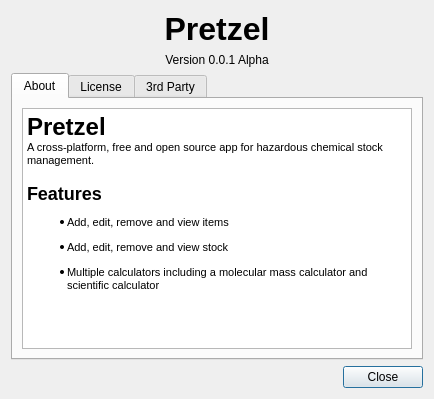
Above: src/Pretzel/ui/dialogs/aboutdialog/aboutdialog.ui from iwoithe/Pretzel before the change. Below: the same form after it.
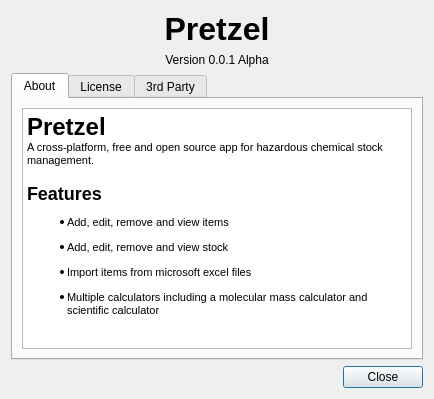
That is the form after the change.

Commit message: Update the about dialog

```diff
--- a/src/Pretzel/ui/dialogs/aboutdialog/aboutdialog.ui
+++ b/src/Pretzel/ui/dialogs/aboutdialog/aboutdialog.ui
@@ -81,6 +81,7 @@
 &lt;h2 style=&quot; margin-top:16px; margin-bottom:12px; margin-left:0px; margin-right:0px; -qt-block-indent:0; text-indent:0px;&quot;&gt;&lt;span style=&quot; font-size:8pt; font-weight:600;&quot;&gt;Features&lt;/span&gt;&lt;/h2&gt;
 &lt;ul style=&quot;margin-top: 0px; margin-bottom: 0px; margin-left: 0px; margin-right: 0px; -qt-list-indent: 1;&quot;&gt;&lt;li style=&quot; font-size:8pt;&quot; style=&quot; margin-top:12px; margin-bottom:12px; margin-left:0px; margin-right:0px; -qt-block-indent:0; text-indent:0px;&quot;&gt;Add, edit, remove and view items&lt;/li&gt;
 &lt;li style=&quot; font-size:8pt;&quot; style=&quot; margin-top:12px; margin-bottom:12px; margin-left:0px; margin-right:0px; -qt-block-indent:0; text-indent:0px;&quot;&gt;Add, edit, remove and view stock&lt;/li&gt;
+&lt;li style=&quot; font-size:8pt;&quot; style=&quot; margin-top:12px; margin-bottom:12px; margin-left:0px; margin-right:0px; -qt-block-indent:0; text-indent:0px;&quot;&gt;Import items from microsoft excel files&lt;/li&gt;
 &lt;li style=&quot; font-size:8pt;&quot; style=&quot; margin-top:12px; margin-bottom:12px; margin-left:0px; margin-right:0px; -qt-block-indent:0; text-indent:0px;&quot;&gt;Multiple calculators including a molecular mass calculator and scientific calculator&lt;/li&gt;&lt;/ul&gt;
 &lt;p style=&quot;-qt-paragraph-type:empty; margin-top:12px; margin-bottom:12px; margin-left:0px; margin-right:0px; -qt-block-indent:0; text-indent:0px; font-size:8pt;&quot;&gt;&lt;br /&gt;&lt;/p&gt;&lt;/body&gt;&lt;/html&gt;</string>
          </property>
```
Left out of the diff: 1 changed line with no effect on the pictures.
